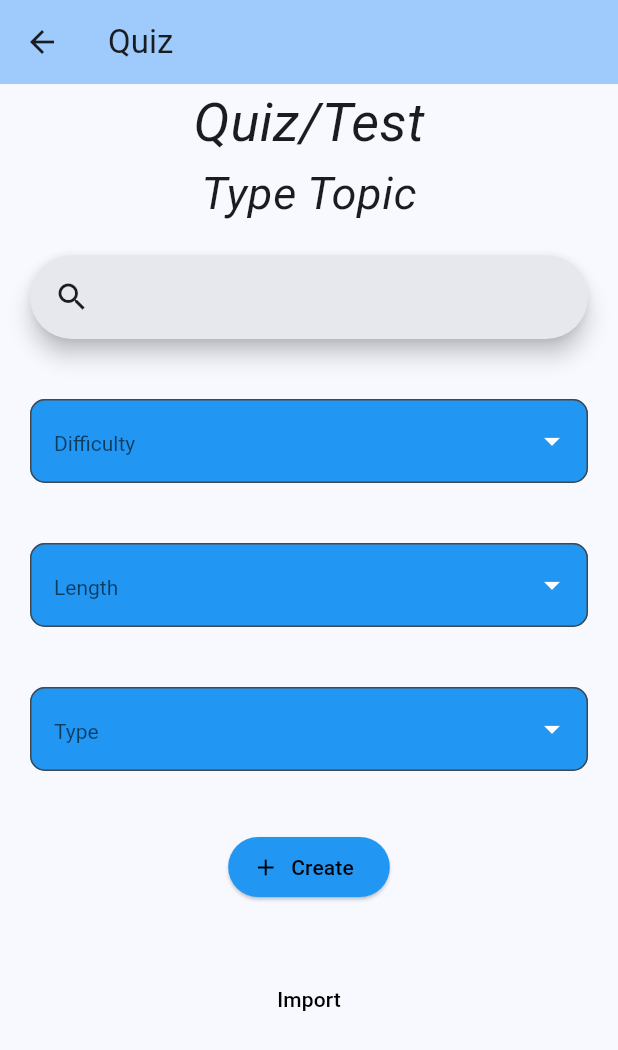
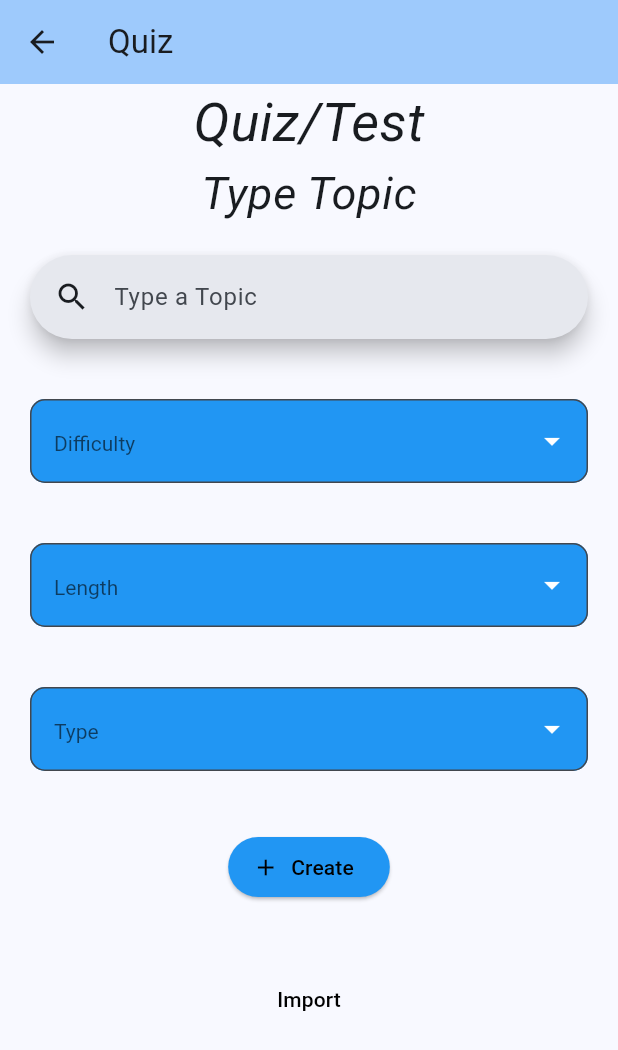
Before and after one commit to jaredsina/greenteam, a Flutter app: the Quiz screen opened by its route, on a phone screen of 412 x 824 dp. Shown: the top 1050 px of the screen. Run offline on Flutter 3.47's test engine with Material 3 defaults, Android fonts, the phone set to English and light mode, and no system bars.

Commit message:
Update quiz.dart

```diff
--- a/study_app_client/lib/pages/quiz.dart
+++ b/study_app_client/lib/pages/quiz.dart
@@ -44,6 +44,7 @@ class _QuizState extends State<Quiz> {
                 padding: padding,
                 child: SearchBar(
                   leading: const Icon(Icons.search),
+                  hintText: "Type a Topic",
                   padding: const WidgetStatePropertyAll(
                     EdgeInsets.symmetric(horizontal: 16),
                   ),
```
